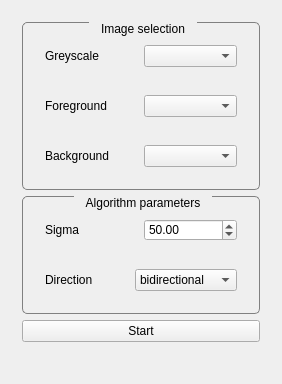
araex/mitk-gem, file src/internal/GraphcutViewControls.ui: the form before one commit.
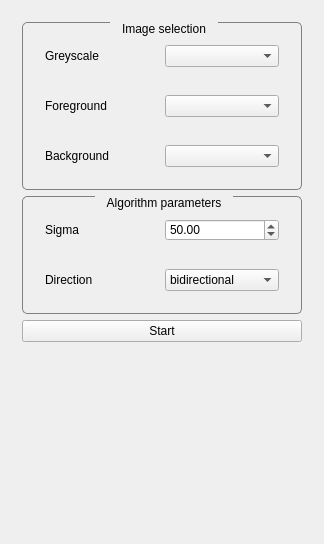
The form after the commit. Custom widgets are drawn as their Qt base class.

Commit message: lock gui during processing

The edit to the form file:
```diff
--- a/src/internal/GraphcutViewControls.ui
+++ b/src/internal/GraphcutViewControls.ui
@@ -2,12 +2,15 @@
 <ui version="4.0">
  <class>GraphcutViewControls</class>
  <widget class="QWidget" name="GraphcutViewControls">
+  <property name="enabled">
+   <bool>true</bool>
+  </property>
   <property name="geometry">
    <rect>
     <x>0</x>
     <y>0</y>
-    <width>282</width>
-    <height>384</height>
+    <width>324</width>
+    <height>544</height>
    </rect>
   </property>
   <property name="minimumSize">
@@ -47,16 +50,22 @@
   <layout class="QVBoxLayout" name="verticalLayout">
    <item>
     <widget class="QScrollArea" name="scrollArea">
+     <property name="enabled">
+      <bool>true</bool>
+     </property>
      <property name="widgetResizable">
       <bool>true</bool>
      </property>
-     <widget class="QWidget" name="scrollAreaWidgetContents">
+     <widget class="QWidget" name="parentWidget">
+      <property name="enabled">
+       <bool>true</bool>
+      </property>
       <property name="geometry">
        <rect>
         <x>0</x>
         <y>0</y>
-        <width>264</width>
-        <height>366</height>
+        <width>306</width>
+        <height>526</height>
        </rect>
       </property>
       <layout class="QVBoxLayout" name="verticalLayout_4">
```
The commit also changes 2 other files.
